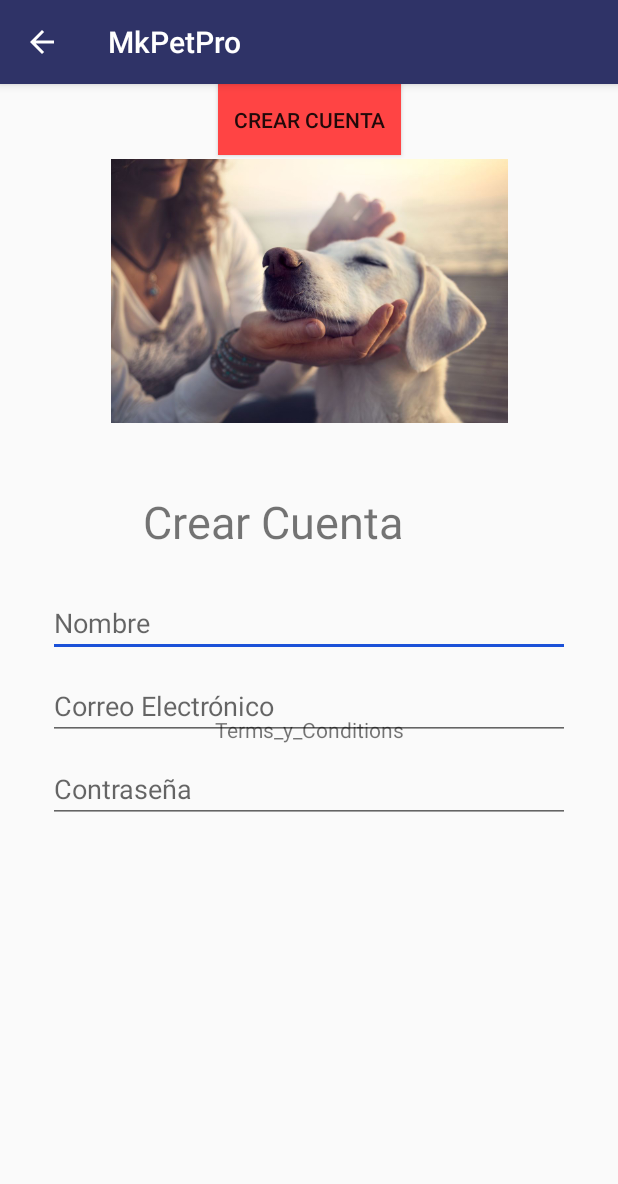
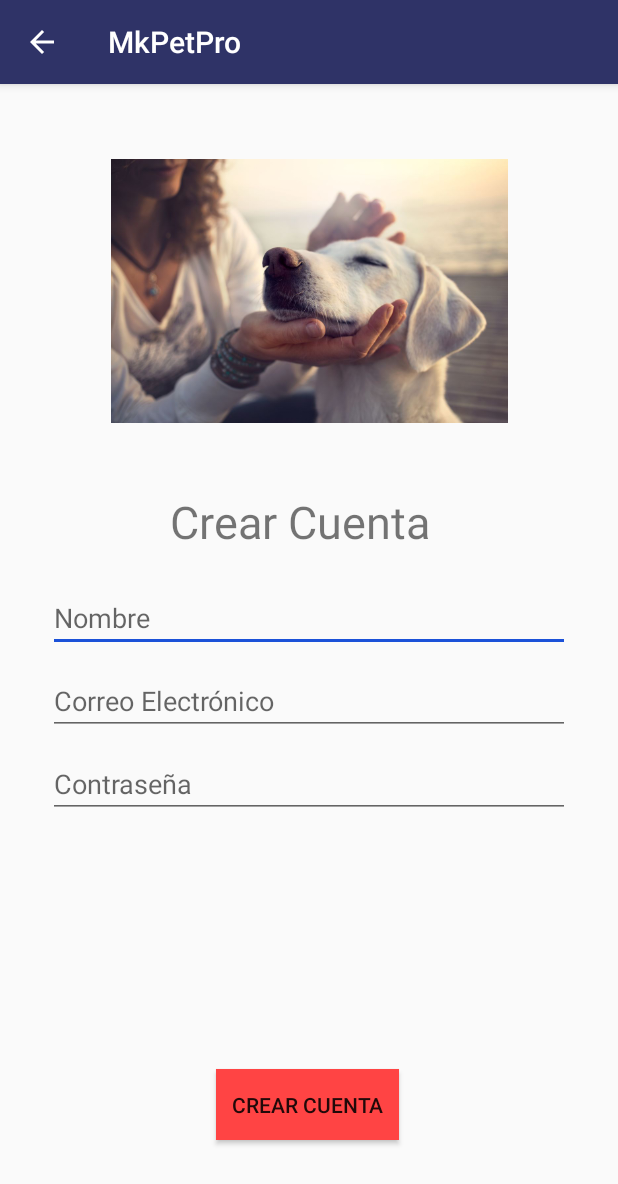
Before and after one commit to MishellReal/PetMarket, an Android app: the CreateAccount screen opened directly, with no data from a screen before it, on a phone screen of 412 x 824 dp. Shown: the top 1184 px of the screen. Run offline under Robolectric (Android 15) with nearby library versions, the phone set to English and light mode, and no system bars.

Commit message:
para guardar en base de datos

```diff
--- a/app/src/main/java/com/example/deber04/CreateAccount.kt
+++ b/app/src/main/java/com/example/deber04/CreateAccount.kt
@@ -12,6 +12,8 @@ class CreateAccount : AppCompatActivity() {
         super.onCreate(savedInstanceState)
         setContentView(R.layout.activity_create_account)
 
+
+    }
     fun Ingresar(view: View){
         var db : DatabaseHandler= DatabaseHandler(this)
         var nombre : EditText = findViewById(R.id.editTextNombreRegistro)
@@ -71,4 +73,3 @@ class CreateAccount : AppCompatActivity() {
 }
 }*/
 }
-}
--- a/app/src/main/java/com/example/deber04/DatabaseHandler.kt
+++ b/app/src/main/java/com/example/deber04/DatabaseHandler.kt
@@ -13,7 +13,7 @@ class DatabaseHandler (context: Context) : SQLiteOpenHelper(context, DATABASE_NA
 
         val createAccountTable = ("CREATE TABLE " + TABLE_ACCOUNT + "("
                 + KEY_ID + " INTEGER PRIMARY KEY," + KEY_NAME + " TEXT,"
-                + KEY_EMAIL + " TEXT" + KEY_PW + "TEXT"+ ")")
+                + KEY_EMAIL + " TEXT," + KEY_PW + "TEXT"+ ")")
 
 
         db.execSQL(createAccountTable)
@@ -70,7 +70,7 @@ class DatabaseHandler (context: Context) : SQLiteOpenHelper(context, DATABASE_NA
                 contact.id = Integer.parseInt(cursor.getString(0))
                 contact.name = cursor.getString(1)
                 contact.email = cursor.getString(2)
-                contact.pw = cursor.getString(2)
+                contact.pw = cursor.getString(3)
                 accountList.add(contact)
             }
         }
--- a/app/src/main/res/layout/activity_create_account.xml
+++ b/app/src/main/res/layout/activity_create_account.xml
@@ -8,8 +8,8 @@
 
     <TextView
         android:id="@+id/textView9"
-        android:layout_width="222dp"
-        android:layout_height="55dp"
+        android:layout_width="185dp"
+        android:layout_height="52dp"
         android:layout_marginStart="24dp"
         android:layout_marginLeft="24dp"
         android:layout_marginTop="45dp"
@@ -77,22 +77,16 @@
         android:layout_marginLeft="24dp"
         android:layout_marginEnd="24dp"
         android:layout_marginRight="24dp"
+        android:layout_marginBottom="64dp"
         android:background="@android:color/holo_red_light"
+        android:onClick="Ingresar"
         android:text="@string/create_Account"
-        app:layout_constraintEnd_toEndOf="parent"
-        app:layout_constraintStart_toStartOf="parent"
-        tools:layout_editor_absoluteY="570dp" />
-
-    <TextView
-        android:id="@+id/textView10"
-        android:layout_width="wrap_content"
-        android:layout_height="wrap_content"
-        android:layout_marginTop="45dp"
-        android:text="Terms_y_Conditions"
         app:layout_constraintBottom_toBottomOf="parent"
         app:layout_constraintEnd_toEndOf="parent"
+        app:layout_constraintHorizontal_bias="0.497"
         app:layout_constraintStart_toStartOf="parent"
-        app:layout_constraintTop_toBottomOf="@+id/buttonAceptarRegistro" />
+        app:layout_constraintTop_toBottomOf="@+id/editTextPwRegistro"
+        app:layout_constraintVertical_bias="1.0" />
 
     <ImageView
         android:id="@+id/imageView2"
```
Lines whose indentation alone changed are shown as unchanged.
